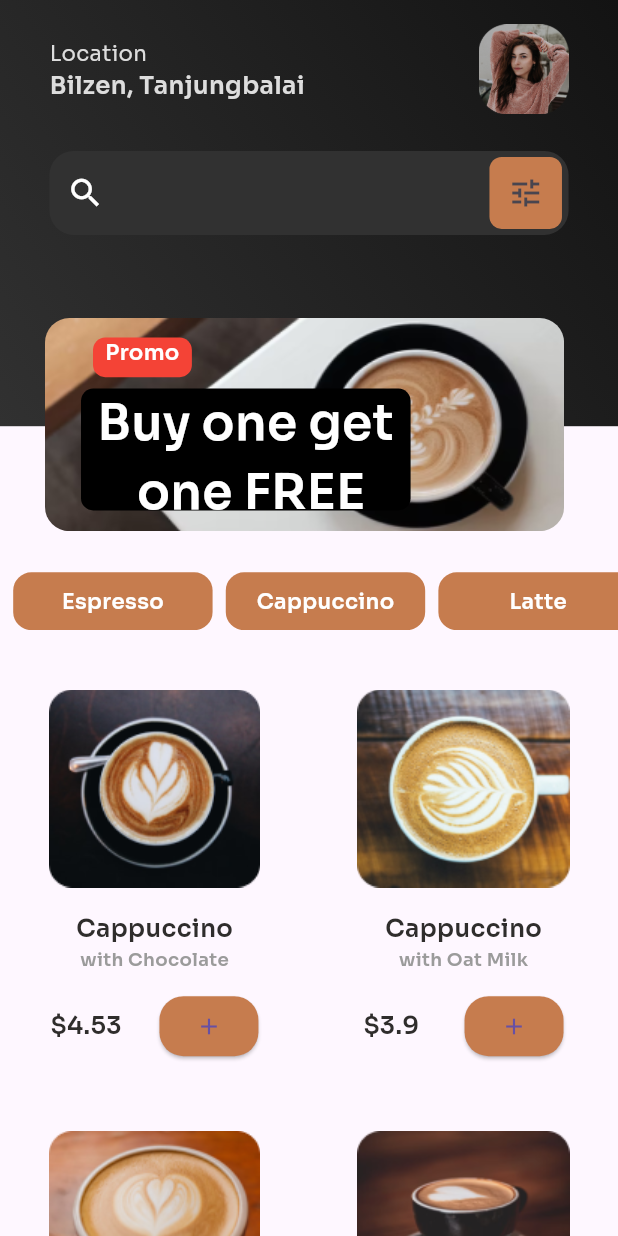
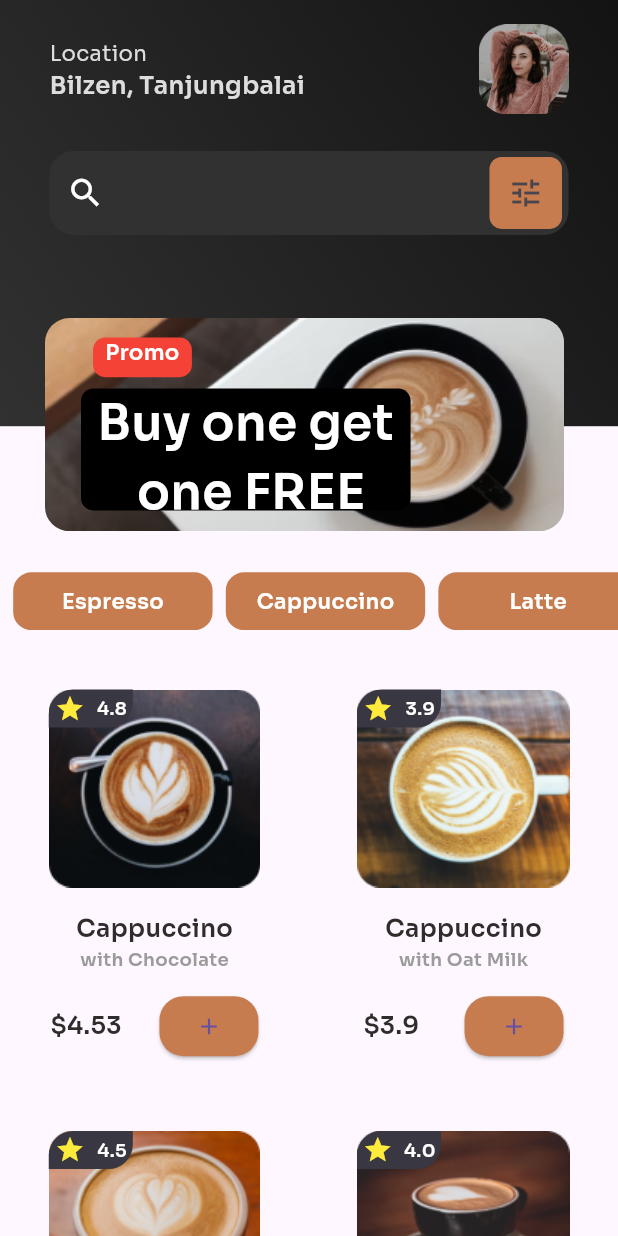
Before and after one commit to KhaledElalfy1/coffee-shop, a Flutter app: the HomeView screen opened directly, on a phone screen of 412 x 824 dp. Run offline on Flutter 3.47's test engine with Material 3 defaults, Android fonts, the phone set to English and light mode, and no system bars; our stand-ins replace flutter_screenutil, gap.

Commit message:
add model, add product rate

```diff
--- /dev/null
+++ b/lib/core/helpers/lists.dart
@@ -0,0 +1,54 @@
+import 'package:coffe_shop/core/models/coffee_model.dart';
+
+class CoffeeLists {
+  static List<String> coffeeTypes = [
+    'Espresso',
+    'Cappuccino',
+    'Latte',
+    'Macchiato',
+    'Americano',
+    'Mocha',
+  ];
+ static List<CoffeeModel> coffee = [
+    CoffeeModel(
+      image: 'assets/images/coffee1.png',
+      type: 'Cappuccino',
+      component: 'with Chocolate',
+      price: 4.53,
+      rate: 4.8,
+      numberOfReviewers: 202,
+      description:
+          'Indulge in the rich and velvety goodness of our Chocolate Cappuccino. Made with the finest espresso and topped with a generous layer of creamy chocolate foam, this delightful beverage is a treat for your taste buds. Whether you are a chocolate lover or a coffee enthusiast, our Chocolate Cappuccino is sure to satisfy your cravings.',
+    ),
+    CoffeeModel(
+      image: 'assets/images/coffee2.png',
+      type: 'Cappuccino',
+      component: 'with Oat Milk',
+      price: 3.90,
+      rate: 3.9,
+      numberOfReviewers: 194,
+      description:
+          'Experience the perfect blend of rich espresso and velvety oat milk with our Oat Milk Cappuccino. The smooth and creamy texture of oat milk complements the bold flavors of espresso, creating a delicious harmony in every sip. This dairy-free alternative is perfect for those who crave a luscious cappuccino without compromising on taste.',
+    ),
+    CoffeeModel(
+      image: 'assets/images/coffee3.png',
+      type: 'Cappuccino',
+      component: 'with Oat Milk',
+      price: 5.0,
+      rate: 4.5,
+      numberOfReviewers: 100,
+      description:
+          'Elevate your coffee experience with our Special Oat Milk Cappuccino. Crafted with extra care, this cappuccino features the unique and wholesome goodness of oat milk. The result is a frothy and satisfying beverage that caters to both your love for coffee and your desire for a nourishing alternative. Treat yourself to a special moment with every sip.',
+    ),
+    CoffeeModel(
+      image: 'assets/images/coffee4.png',
+      type: 'Cappuccino',
+      component: 'with Chocolate',
+      price: 5.50,
+      rate: 4.0,
+      numberOfReviewers: 205,
+      description:
+          'Savor the blissful combination of espresso and chocolate with our Chocolate Bliss Cappuccino. This indulgent drink is a perfect harmony of rich cocoa and premium coffee, creating a luxurious experience for your senses. Topped with a swirl of whipped cream, it\'s a heavenly treat for chocolate and coffee aficionados alike.',
+    ),
+  ];
+}
--- /dev/null
+++ b/lib/core/models/coffee_model.dart
@@ -0,0 +1,17 @@
+class CoffeeModel {
+  final String image;
+  final String type;
+  final String component;
+  final double price;
+  final double rate;
+  final int numberOfReviewers;
+  final String description;
+  CoffeeModel(
+      {required this.description,
+      required this.image,
+      required this.type,
+      required this.component,
+      required this.price,
+      required this.rate,
+      required this.numberOfReviewers});
+}
--- a/lib/core/utils/fonts.dart
+++ b/lib/core/utils/fonts.dart
@@ -34,6 +34,11 @@ class AppFonts {
     color: const Color(0xffFFFFFF),
     fontWeight: FontWeight.w600,
   );
+  static TextStyle semiBold10whit = TextStyle(
+    fontSize: 12.sp,
+    color: const Color(0xffFFFFFF),
+    fontWeight: FontWeight.w600,
+  );
 
   static TextStyle elevationButtonStyle = const TextStyle(
     fontSize: 16,
--- a/lib/features/home/presentation/view/home.dart
+++ b/lib/features/home/presentation/view/home.dart
@@ -1,3 +1,4 @@
+import 'package:coffe_shop/core/helpers/lists.dart';
 
 import 'package:coffe_shop/features/home/presentation/view/widgets/coffee_detail_container.dart';
 import 'package:coffe_shop/features/home/presentation/view/widgets/coffee_type_container.dart';
@@ -7,34 +8,15 @@ import 'package:flutter/material.dart';
 import 'package:flutter_screenutil/flutter_screenutil.dart';
 import 'package:gap/gap.dart';
 
-class HomeView extends StatefulWidget {
+class HomeView extends StatelessWidget {
   const HomeView({super.key});
 
-  @override
-  State<HomeView> createState() => _HomeViewState();
-}
-
-class _HomeViewState extends State<HomeView> {
-  List<String> coffeeTypes = [
-    'Espresso',
-    'Cappuccino',
-    'Latte',
-    'Macchiato',
-    'Americano',
-    'Mocha',
-  ];
-  List coffeeInGrid = [
-    ['assets/images/coffee1.png', 'Cappuccino', 'with Chocolate', 4.53],
-    ['assets/images/coffee2.png', 'Cappuccino', 'with Oat Milk', 3.90],
-    ['assets/images/coffee3.png', 'Cappuccino', 'with Oat Milk', 5.0],
-    ['assets/images/coffee4.png', 'Cappuccino', 'with Oat Milk', 5.50],
-  ];
   @override
   Widget build(BuildContext context) {
     return Scaffold(
       body: SafeArea(
         child: ListView(
-          physics:const BouncingScrollPhysics(),
+          physics: const BouncingScrollPhysics(),
           children: [
             const Stack(
               clipBehavior: Clip.none,
@@ -54,16 +36,16 @@ class _HomeViewState extends State<HomeView> {
                 physics: const BouncingScrollPhysics(),
                 shrinkWrap: true,
                 scrollDirection: Axis.horizontal,
-                itemCount: coffeeTypes.length,
+                itemCount: CoffeeLists.coffeeTypes.length,
                 itemBuilder: (context, index) {
-                  return CoffeeTypeContainer(coffeeTypes: coffeeTypes[index]);
+                  return CoffeeTypeContainer(coffeeTypes: CoffeeLists.coffeeTypes[index]);
                 },
               ),
             ),
             Gap(24.h),
             GridView.builder(
-               physics: const NeverScrollableScrollPhysics(),
-              itemCount: coffeeInGrid.length,
+              physics: const NeverScrollableScrollPhysics(),
+              itemCount: CoffeeLists.coffee.length,
               shrinkWrap: true,
               gridDelegate: const SliverGridDelegateWithFixedCrossAxisCount(
                 crossAxisCount: 2,
@@ -71,10 +53,7 @@ class _HomeViewState extends State<HomeView> {
               ),
               itemBuilder: (context, index) {
                 return CoffeeDetailContainer(
-                  imagePath: coffeeInGrid[index][0],
-                  coffeeType: coffeeInGrid[index][1],
-                  coffeeFlavor: coffeeInGrid[index][2],
-                  price: coffeeInGrid[index][3],
+                  coffeeModel: CoffeeLists.coffee[index],
                   onPressed: () {},
                 );
               },
--- a/lib/features/home/presentation/view/widgets/coffee_detail_container.dart
+++ b/lib/features/home/presentation/view/widgets/coffee_detail_container.dart
@@ -1,4 +1,6 @@
+import 'package:coffe_shop/core/models/coffee_model.dart';
 import 'package:coffe_shop/core/utils/fonts.dart';
+import 'package:coffe_shop/features/home/presentation/view/widgets/rate_container.dart';
 import 'package:flutter/material.dart';
 import 'package:flutter_screenutil/flutter_screenutil.dart';
 import 'package:gap/gap.dart';
@@ -6,14 +8,11 @@ import 'package:gap/gap.dart';
 class CoffeeDetailContainer extends StatelessWidget {
   const CoffeeDetailContainer({
     super.key,
-    required this.imagePath,
-    required this.coffeeType,
-    required this.coffeeFlavor,
-    required this.price,
     this.onPressed,
+    required this.coffeeModel,
   });
-  final String imagePath, coffeeType, coffeeFlavor;
-  final double price;
+
+  final CoffeeModel coffeeModel;
   final void Function()? onPressed;
   @override
   Widget build(BuildContext context) {
@@ -26,14 +25,19 @@ class CoffeeDetailContainer extends StatelessWidget {
         ),
         child: Column(
           children: [
-            Image.asset(imagePath),
+            Stack(
+              children: [
+                Image.asset(coffeeModel.image),
+                RateContainer(rate: coffeeModel.rate)
+              ],
+            ),
             Gap(16.h),
             Text(
-              coffeeType,
+              coffeeModel.type,
               style: AppFonts.semiBold16Black,
             ),
             Text(
-              coffeeFlavor,
+              coffeeModel.component,
               style: AppFonts.regular12LightBlack,
             ),
             Gap(12.h),
@@ -41,7 +45,7 @@ class CoffeeDetailContainer extends StatelessWidget {
               mainAxisAlignment: MainAxisAlignment.spaceAround,
               children: [
                 Text(
-                  '\$$price',
+                  '\$${coffeeModel.price}',
                   style: AppFonts.semiBold16Black,
                 ),
                 ElevatedButton(
--- /dev/null
+++ b/lib/features/home/presentation/view/widgets/rate_container.dart
@@ -0,0 +1,41 @@
+import 'package:coffe_shop/core/utils/fonts.dart';
+import 'package:flutter/material.dart';
+import 'package:flutter_screenutil/flutter_screenutil.dart';
+
+class RateContainer extends StatelessWidget {
+  const RateContainer({
+    super.key,
+    required this.rate,
+  });
+
+  final double rate;
+
+  @override
+  Widget build(BuildContext context) {
+    return Container(
+      width: 51.w,
+      height: 25.h,
+      decoration: BoxDecoration(
+        borderRadius: BorderRadius.only(
+          topLeft: Radius.circular(16.r),
+          bottomRight: Radius.circular(16.r),
+        ),
+        color: const Color(0xff383742),
+      ),
+      child: Row(
+        mainAxisAlignment: MainAxisAlignment.spaceAround,
+        children: [
+          Icon(
+            Icons.star,
+            color: Colors.yellow,
+            size: 20.sp,
+          ),
+          Text(
+            rate.toString(),
+            style: AppFonts.semiBold10whit,
+          )
+        ],
+      ),
+    );
+  }
+}
```
